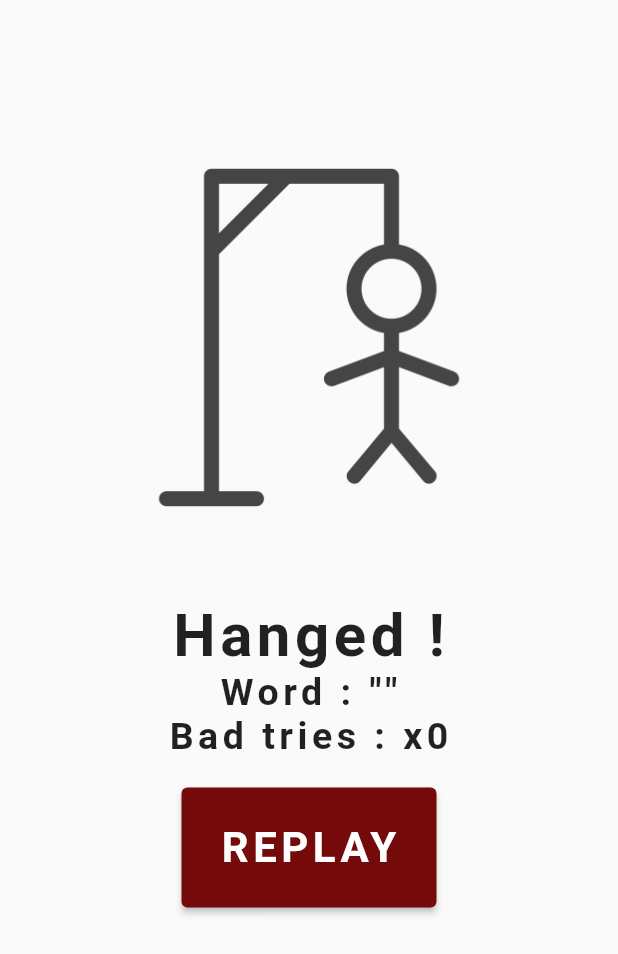
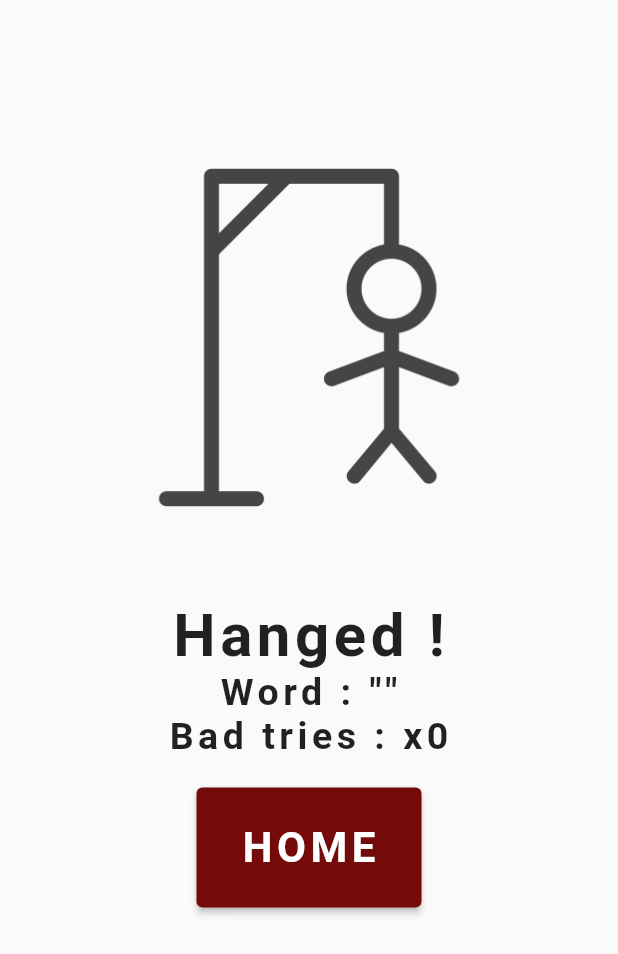
Before and after one commit to Stecathw/hangman, a Flutter app: what endGame() shows on an empty page, opened directly with empty values, on a phone screen of 412 x 824 dp. Shown: the top 954 px of the screen. Run offline on Flutter 3.47's test engine with Material 2 defaults, Android fonts, the phone set to English and light mode, and no system bars; our stand-ins replace flutter_bloc, flutter_dotenv; network calls fail.

Commit message:
refact(Global): global code improvements.

```diff
--- /dev/null
+++ b/lib/widgets/bold_text_field.dart
@@ -0,0 +1,12 @@
+import 'package:flutter/material.dart';
+
+Widget boldTextField(String string, double fontSize, double letterSpacing) {
+  return Text(
+    string,
+    style: TextStyle(
+      fontWeight: FontWeight.bold,
+      fontSize: fontSize,
+      letterSpacing: letterSpacing,
+    ),
+  );
+}
--- a/lib/widgets/end_game.dart
+++ b/lib/widgets/end_game.dart
@@ -3,6 +3,7 @@ import 'package:flutter_bloc/flutter_bloc.dart';
 import 'package:hangman/cubits/game_cubit.dart';
 import 'package:hangman/models/word.dart';
 import 'package:hangman/utils/colors.dart';
+import 'package:hangman/widgets/bold_text_field.dart';
 
 Widget endGame(BuildContext context, bool isWon, Word word) {
   final numberOfTries = context.read<GameCubit>().getTries();
@@ -24,37 +25,16 @@ Widget endGame(BuildContext context, bool isWon, Word word) {
         crossAxisAlignment: CrossAxisAlignment.center,
         verticalDirection: VerticalDirection.down,
         children: [
-          Text(
-            msg,
-            style: const TextStyle(
-              fontWeight: FontWeight.bold,
-              fontSize: 40,
-              letterSpacing: 3,
-            ),
-          ),
-          Text(
-            'Word : "$wordString"',
-            style: const TextStyle(
-              fontWeight: FontWeight.bold,
-              fontSize: 25,
-              letterSpacing: 3,
-            ),
-          ),
-          Text(
-            'Bad tries : x$numberOfTries',
-            style: const TextStyle(
-              fontWeight: FontWeight.bold,
-              fontSize: 25,
-              letterSpacing: 3,
-            ),
-          )
+          boldTextField(msg, 40, 3),
+          boldTextField('Word : "$wordString"', 25, 3),
+          boldTextField('Bad tries : x$numberOfTries', 25, 3)
         ],
       ),
       Padding(
           padding: const EdgeInsets.fromLTRB(20, 20, 20, 20),
           child: SizedBox(
             height: 80,
-            width: 170,
+            width: 150,
             child: ElevatedButton(
                 style: ButtonStyle(
                   backgroundColor:
@@ -63,15 +43,7 @@ Widget endGame(BuildContext context, bool isWon, Word word) {
                 onPressed: () {
                   Navigator.pushNamed(context, "/");
                 },
-              child: const Text(
-                'REPLAY',
-                style: TextStyle(
-                  fontWeight: FontWeight.bold,
-                  fontSize: 28,
-                  letterSpacing: 3,
-                ),
-              ),
-            ),
+                child: boldTextField('HOME', 28, 3)),
           )),
     ],
   ));
--- /dev/null
+++ b/lib/widgets/error.dart
@@ -0,0 +1,6 @@
+import 'package:flutter/material.dart';
+import 'package:hangman/widgets/bold_text_field.dart';
+
+Widget error(String error) {
+  return Center(child: boldTextField(error, 25, 3));
+}
--- a/lib/widgets/keyboard.dart
+++ b/lib/widgets/keyboard.dart
@@ -21,7 +21,6 @@ Widget keyboard(BuildContext context, Word word) {
                     onTap: () {
                       if (!isChosen) {
                         gameCubit.addLetter(l, word);
-                        // gameCubit.getChosenLetters();
                       }
                     },
                     child: letter(l, isChosen)));
```
Also changed, not shown: lib/views/game_page.dart (+7 -31 lines), lib/views/start_page.dart (+2 -9 lines), lib/widgets/main_game.dart (added, +38 -0 lines). Lines whose indentation alone changed are shown as unchanged.
